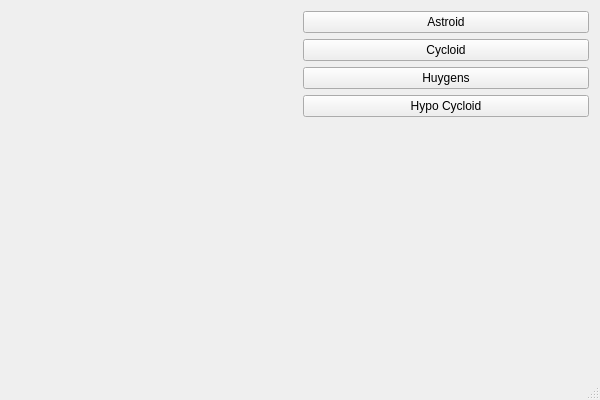
eagleranger96/QtCurvesCPP, file mainwindow.ui: the form before one commit.
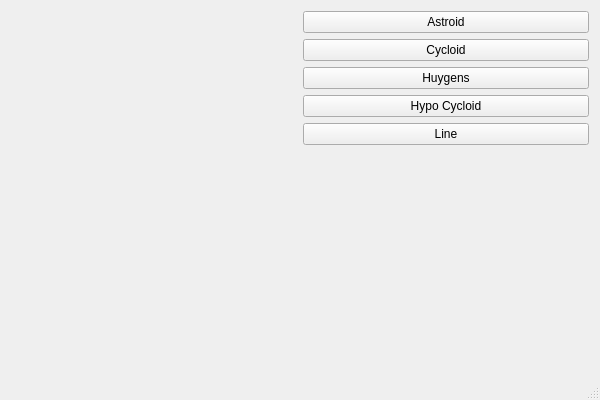
The form after the commit. Custom widgets are drawn as their Qt base class.

Commit message: Rendering line

What changed in the file:
```diff
--- a/mainwindow.ui
+++ b/mainwindow.ui
@@ -50,6 +50,13 @@
           </property>
          </widget>
         </item>
+        <item>
+         <widget class="QPushButton" name="btnLine">
+          <property name="text">
+           <string>Line</string>
+          </property>
+         </widget>
+        </item>
         <item>
          <spacer name="verticalSpacer">
           <property name="orientation">
```
The commit also changes 4 other files.
